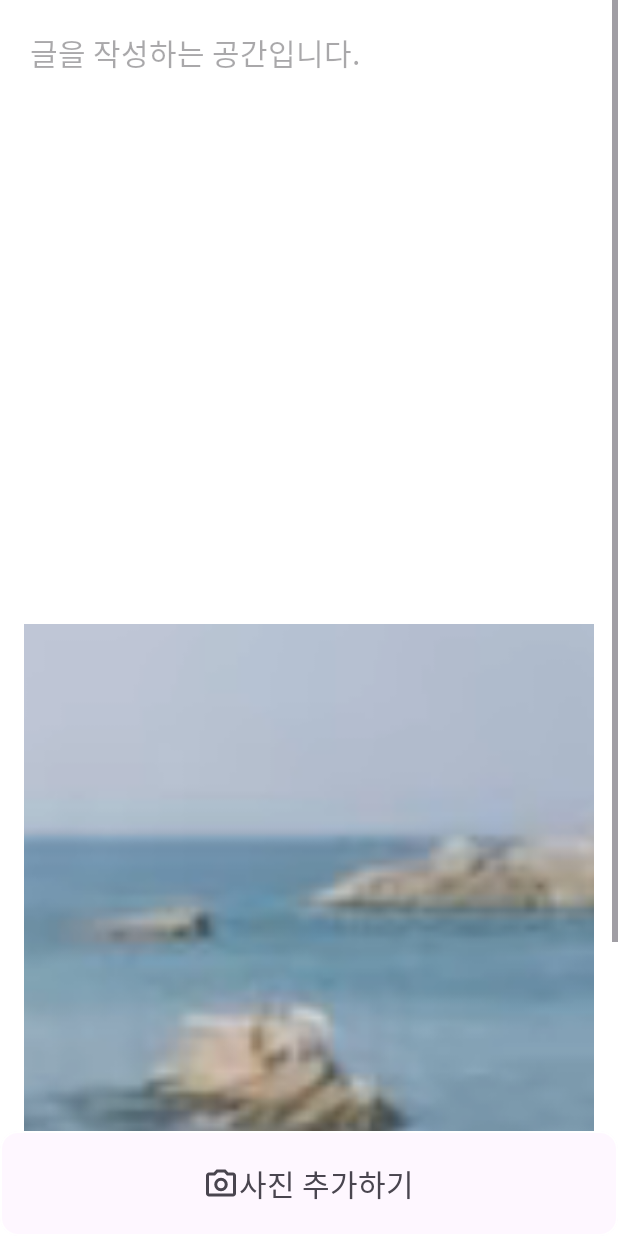
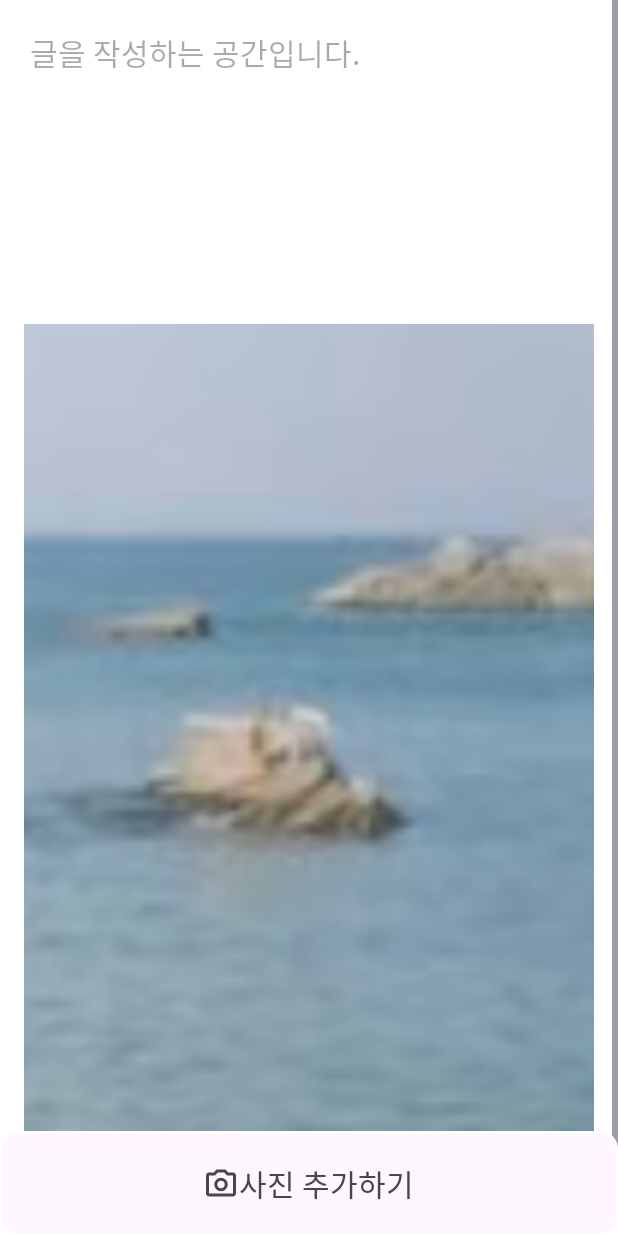
Before and after one commit to yeolife/YogaNavi, an Android app: the layout fragment_register_notice.xml on its own in the app's theme, with its tools: preview values and no code run, on a phone screen of 412 x 824 dp. Run offline under Robolectric (Android 15) with nearby library versions, the phone set to English and light mode, and no system bars.

Commit message:
S11P12D210-132 Feat: notice 등록 뷰 사진 입력시 더 자연스럽게 UI수정

```diff
--- a/app/src/main/res/layout/fragment_register_notice.xml
+++ b/app/src/main/res/layout/fragment_register_notice.xml
@@ -22,7 +22,7 @@
                 android:gravity="top"
                 android:hint="@string/write_info"
                 android:inputType="textMultiLine"
-                android:minHeight="400dp"
+                android:minHeight="200dp"
                 android:padding="@dimen/padding_large"
                 android:scrollHorizontally="false"
                 android:textSize="@dimen/text_medium_large20"
@@ -51,7 +51,7 @@
                 app:layout_constraintEnd_toEndOf="parent"
                 app:layout_constraintStart_toStartOf="parent"
                 app:layout_constraintTop_toBottomOf="@id/divider5"
-                tools:src="@drawable/sample2" /> <!-- 가로 세로 비율 1:1 설정 -->
+                tools:src="@drawable/sample2" />
 
             <ImageView
                 android:id="@+id/iv_cancel"
```
